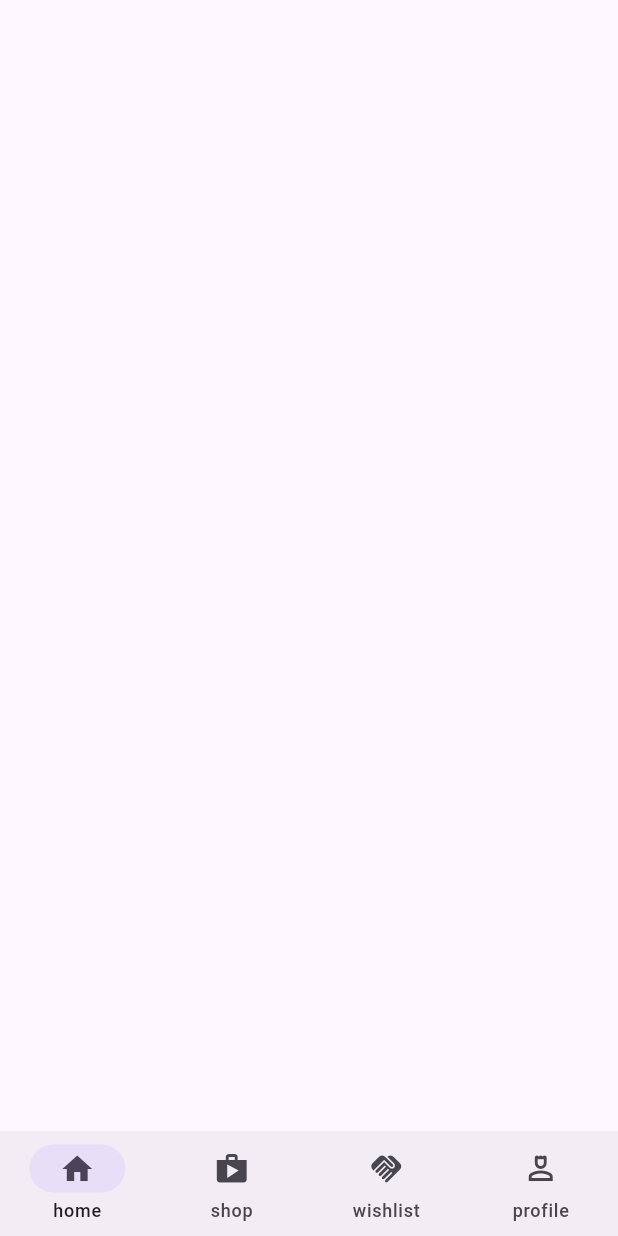
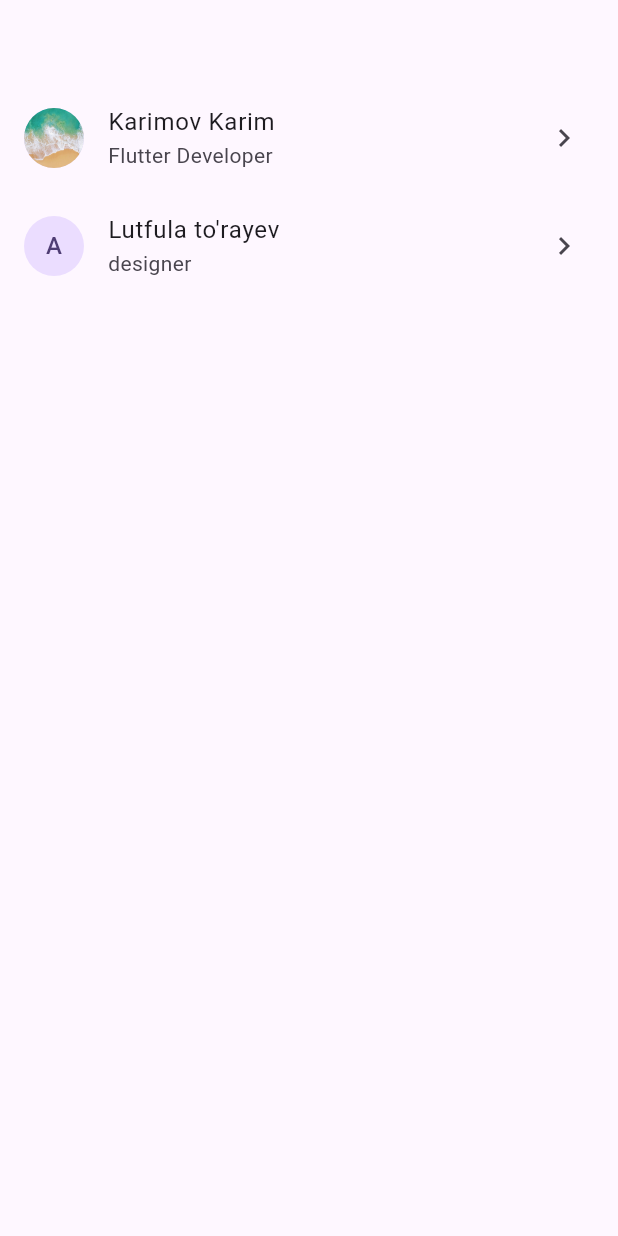
Before and after one commit to Inoyatovlee/Flutter-widgets, a Flutter app: the screen it shows after launch, on a phone screen of 412 x 824 dp. Run offline on Flutter 3.47's test engine with Material 3 defaults, Android fonts, the phone set to English and light mode, and no system bars; our stand-ins replace fl_chart, get, permission_handler; missing offline and left inert: dart:ffi, dart:js_util.

Commit message:
Listtile go

```diff
--- a/lib/main.dart
+++ b/lib/main.dart
@@ -12,6 +12,7 @@ import 'package:flutter_widgets/widgets/Fl_ChardPage2.dart';
 import 'package:flutter_widgets/widgets/Fl_ChardPage3.dart';
 import 'package:flutter_widgets/widgets/FlexiblePage.dart';
 import 'package:flutter_widgets/widgets/ImagePage.dart';
+import 'package:flutter_widgets/widgets/ListTilePage.dart';
 import 'package:flutter_widgets/widgets/Padding.dart';
 import 'package:flutter_widgets/widgets/PositionedPage.dart';
 import 'package:flutter_widgets/widgets/Rich.Text.dart';
@@ -50,7 +51,7 @@ class MyApp extends StatelessWidget {
         colorScheme: ColorScheme.fromSeed(seedColor: Colors.deepPurple),
         useMaterial3: true,
       ),
-      home: const BottomNavigationBar_(),
+      home: const ListTilePage(),
     );
   }
 }
--- a/lib/widgets/IconsPage.dart
+++ b/lib/widgets/IconsPage.dart
@@ -12,7 +12,7 @@ class _IconsPageState extends State<IconsPage> {
   Widget build(BuildContext context) {
     return Scaffold(
       appBar: AppBar(),
-      body: Center(
+      body: const Center(
         child: Icon(
           Icons.person_4_outlined,
           size: 80,
--- a/lib/widgets/ListTilePage.dart
+++ b/lib/widgets/ListTilePage.dart
@@ -1,24 +1,96 @@
-// import 'package:flutter/material.dart';
+import 'package:flutter/material.dart';
+import 'package:flutter_widgets/config/img.dart';
 
-// class ListTile extends StatefulWidget {
-//   const ListTile({super.key});
+class ListTilePage extends StatefulWidget {
+  const ListTilePage({super.key});
 
-//   @override
-//   State<ListTile> createState() => _ListTileState();
-// }
+  @override
+  State<ListTilePage> createState() => _ListTilePageState();
+}
 
-// class _ListTileState extends State<ListTile> {
-//   @override
-//   Widget build(BuildContext context) {
-//     return Scaffold(
-//       appBar: AppBar(),
-//       body: ListView(
-//         children: [
-//           //
-//           ListTile()
-//           //
-//         ],
-//       ),
-//     );
-//   }
-// }
+class _ListTilePageState extends State<ListTilePage> {
+  @override
+  Widget build(BuildContext context) {
+    return Scaffold(
+      appBar: AppBar(),
+      body: ListView(
+        children: [
+          //
+          ListTile(
+            leading: CircleAvatar(
+              backgroundImage: AssetImage(AppIcon.m1),
+            ),
+            title: const Text("Karimov Karim"),
+            subtitle: const Text("Flutter Developer"),
+            trailing: const Icon(Icons.navigate_next_outlined),
+
+            //
+            //dense: true,
+            //isThreeLine: true,
+            //enabled: false,
+            //
+            // contentPadding: EdgeInsets.all(50),
+            // horizontalTitleGap: 100,
+            //
+            // shape:
+            //     RoundedRectangleBorder(borderRadius: BorderRadius.circular(20)),
+            //
+            //style: ListTileStyle.drawer,
+            //
+            // onTap: () {
+            //   print("You just go");
+            // },
+            //
+            // onLongPress: () {
+            //   print("You just Jauna go");
+            // },
+            //
+            // iconColor: Colors.red,
+            // textColor: Colors.deepPurpleAccent,
+            // tileColor: Colors.black,
+          ),
+          //
+
+          const ListTile(
+            leading: CircleAvatar(
+              child: Text("A"),
+            ),
+            title: Text("Lutfula to'rayev"),
+            subtitle: Text("designer"),
+            trailing: Icon(Icons.navigate_next_outlined),
+            //
+            //dense: false,
+            //isThreeLine: false,
+          )
+        ],
+      ),
+    );
+  }
+}
+/*
+ ListTile(
+            leading: CircleAvatar(
+              backgroundImage: AssetImage(AppIcon.m1),
+            ),
+            title: const Text("Karimov Karim"),
+            subtitle: const Text("Flutter Developer"),
+            trailing: const Icon(Icons.navigate_next_outlined),
+            onTap: () {},
+            hoverColor: Colors.orange,
+            focusColor: Colors.green,
+          ),
+*/
+
+/*
+ListTile(
+            leading: CircleAvatar(
+              backgroundImage: AssetImage(AppIcon.m1),
+            ),
+            title: const Text("Karimov Karim"),
+            subtitle: const Text("Flutter Developer"),
+            trailing: const Icon(Icons.navigate_next_outlined),
+            selected: true,
+            selectedColor: Colors.white,
+            selectedTileColor: Colors.red,
+          ),
+*/
```
Also changed, not shown: 2 other files.
